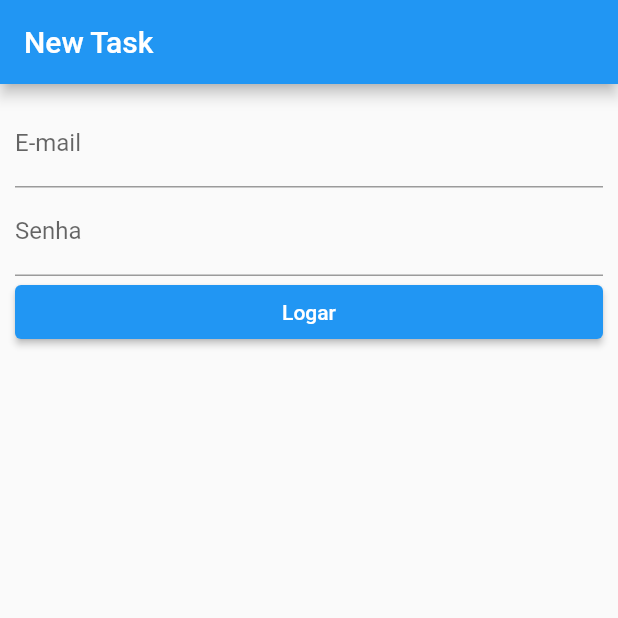
After one commit to IgorBVieira/Task_List_FatecRP, a Flutter app: the screen it shows after launch, after a tap on "Logar", on a phone screen of 412 x 824 dp, the top half of it. The commit adds this screen. Run offline on Flutter 3.47's test engine with Material 2 defaults, Android fonts, the phone set to English and light mode, and no system bars; our stand-ins replace cloud_firestore, firebase_auth, firebase_core; accounts and stored records are empty; network calls fail.

Commit message:
Aula 25_04

```diff
--- a/lib/main.dart
+++ b/lib/main.dart
@@ -3,6 +3,7 @@ import 'package:flutter/material.dart';
 import 'task-create.dart';
 import 'task-list.dart';
 import 'user-register.dart';
+import 'user-login.dart';
 
 const firebaseConfig = FirebaseOptions(
     apiKey: "AIzaSyAt3a4D3cevY9xGo-eSZ1UA_TEDltav0Ss",
@@ -23,10 +24,11 @@ class MyApp extends StatelessWidget {
 
   @override
   Widget build(BuildContext context) {
-    return MaterialApp(initialRoute: '/user-register', routes: {
+    return MaterialApp(initialRoute: '/user-login', routes: {
       '/task-create': (context) => TaskCreatePage(),
       '/task-list': (context) => TaskListPage(),
       '/user-register': (context) => UserRegisterPage(),
+      '/user-login': (context) => UserLoginPage(),
     });
   }
 }
--- /dev/null
+++ b/lib/user-login.dart
@@ -0,0 +1,60 @@
+// ignore_for_file: file_names
+
+import 'package:firebase_auth/firebase_auth.dart';
+import 'package:flutter/material.dart';
+
+class UserLoginPage extends StatelessWidget {
+  UserLoginPage({super.key});
+  FirebaseAuth auth = FirebaseAuth.instance;
+  final TextEditingController txtEmail =
+      TextEditingController(); //Controla o que é enviado pro banco
+  final TextEditingController txtSenha = TextEditingController();
+
+  @override
+  Widget build(BuildContext context) {
+    return Scaffold(
+      appBar: AppBar(
+        title: const Text("New Task"),
+      ),
+      body: Container(
+        margin: const EdgeInsets.all(10),
+        child: Column(
+          children: [
+            TextField(
+              controller: txtEmail,
+              decoration: const InputDecoration(
+                labelText: 'E-mail',
+              ),
+              keyboardType: TextInputType.emailAddress,
+            ),
+            TextField(
+              obscureText: true,
+              controller: txtSenha,
+              decoration: const InputDecoration(
+                labelText: 'Senha',
+              ),
+              keyboardType: TextInputType.text,
+            ),
+            SizedBox(
+              width: double.infinity,
+              child: ElevatedButton(
+                onPressed: () async{
+                  try {
+                   await auth.signInWithEmailAndPassword(
+                      email: txtEmail.text,
+                      password: txtSenha.text,
+                    );
+                    Navigator.of(context).pushNamed('/task-list');
+                  } catch (e) {
+                    print(e);
+                  }
+                },
+                child: const Text('Logar'),
+              ),
+            ),
+          ],
+        ),
+      ),
+    );
+  }
+}
```
